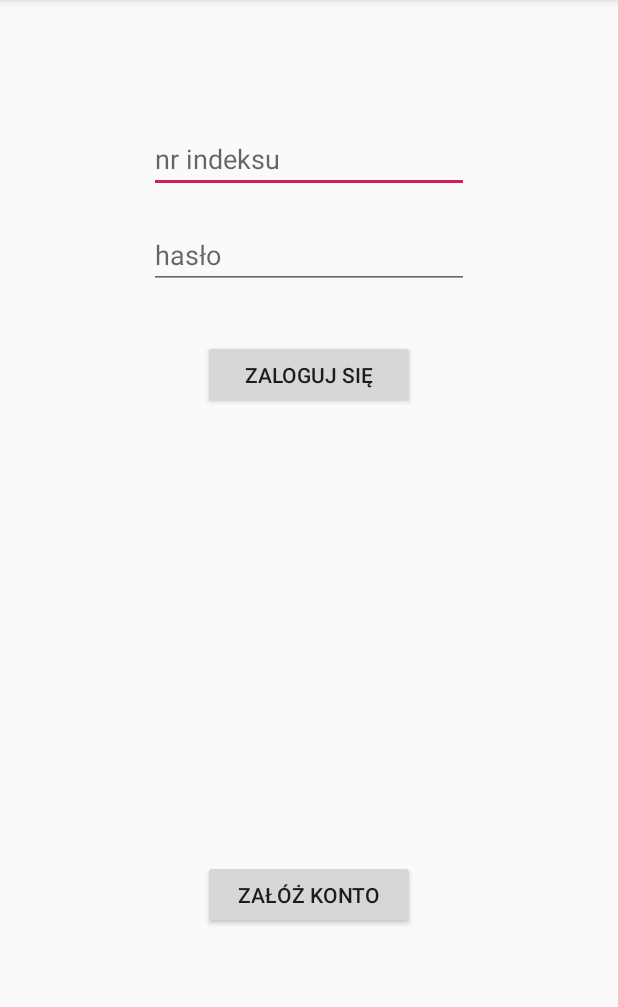
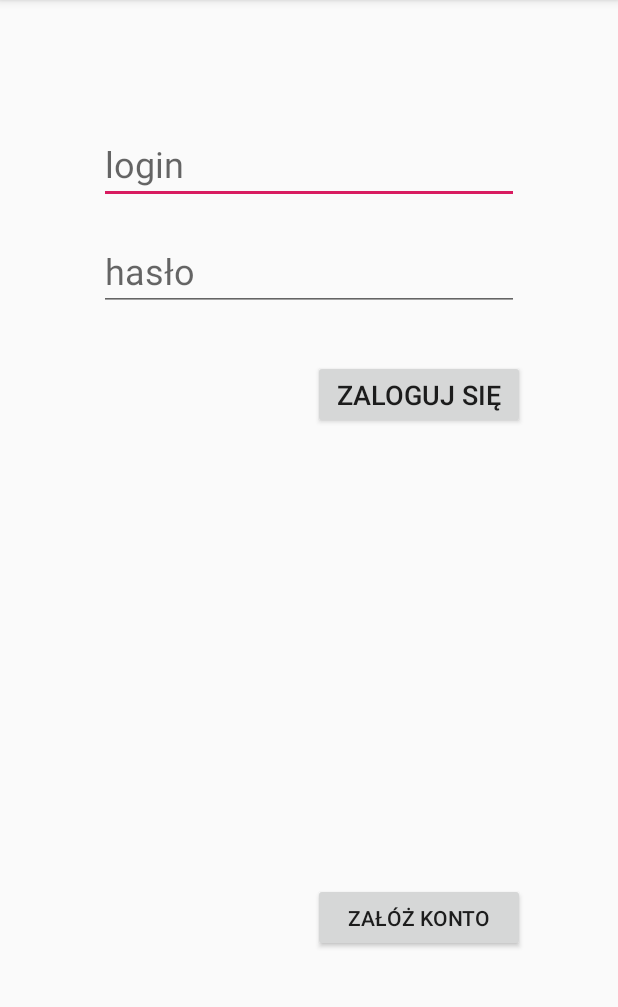
Before and after one commit to k-rokicki/BUWing, an Android app: the screen it shows after launch (MainActivity), after a tap on "ZALOGUJ SIĘ", on a phone screen of 412 x 824 dp, the part 84-1091 px from its top. Run offline under Robolectric (Android 15) with nearby library versions, the phone set to English and light mode, and no system bars.

Commit message:
[Kacper] angielski na życzenie

```diff
--- a/BUWing/app/src/main/java/com/example/buwing/MainActivity.java
+++ b/BUWing/app/src/main/java/com/example/buwing/MainActivity.java
@@ -23,31 +23,27 @@ import java.net.URL;
 
 public class MainActivity extends AppCompatActivity {
 
-    Button loguj, rejestruj;
-    EditText nrIndeksu, haslo;
-    static String imie;
-    static String nazwisko;
+    Button loginButton, registerButton;
+    EditText loginTextView, passwordTextView;
+    static String name;
+    static String surname;
     static String login;
+    static String password;
 
     @SuppressLint("StaticFieldLeak")
-    private class Authentication extends AsyncTask<Void, Void, Boolean> {
-        private String nrIndeksu;
-        private String haslo;
+    private class AuthenticationTask extends AsyncTask<Void, Void, Boolean> {
         private StringBuilder stringBuilder = new StringBuilder();
         private JSONObject obj;
-        private boolean zalogowano;
+        private boolean loggedIn;
 
-        Authentication(String nrIndeksu, String haslo) {
-            this.nrIndeksu = nrIndeksu;
-            this.haslo = haslo;
-        }
+        AuthenticationTask(){}
 
         @Override
         protected Boolean doInBackground(Void... voids) {
-            stringBuilder.append("http://students.mimuw.edu.pl/~kr394714/buwing/login.php?nrindeksu=");
-            stringBuilder.append(nrIndeksu);
-            stringBuilder.append("&haslo=");
-            stringBuilder.append(haslo);
+            stringBuilder.append("http://students.mimuw.edu.pl/~kr394714/buwing/login.php?login=");
+            stringBuilder.append(login);
+            stringBuilder.append("&password=");
+            stringBuilder.append(password);
             String loginURL = stringBuilder.toString();
             StringBuilder response = new StringBuilder();
 
@@ -86,15 +82,14 @@ public class MainActivity extends AppCompatActivity {
                 String result = response.toString();
                 try {
                     obj = new JSONObject(result);
-                    imie = obj.get("imie").toString();
-                    nazwisko = obj.get("nazwisko").toString();
-                    login = nrIndeksu;
-                    zalogowano = obj.get("zalogowano").toString().equals("1");
+                    name = obj.get("name").toString();
+                    surname = obj.get("surname").toString();
+                    loggedIn = obj.get("loggedin").toString().equals("1");
                 } catch (JSONException e) {
                     e.printStackTrace();
                 }
             }
-            return zalogowano;
+            return loggedIn;
         }
 
         @Override
@@ -108,20 +103,22 @@ public class MainActivity extends AppCompatActivity {
         super.onCreate(savedInstanceState);
         setContentView(R.layout.activity_main);
 
-        loguj = findViewById(R.id.loguj);
-        rejestruj = findViewById(R.id.rejestruj);
-        nrIndeksu = findViewById(R.id.nrIndeksu);
-        haslo = findViewById(R.id.haslo);
+        loginButton = findViewById(R.id.loginButton);
+        registerButton = findViewById(R.id.registerButton);
+        loginTextView = findViewById(R.id.loginTextView);
+        passwordTextView = findViewById(R.id.passwordTextView);
 
-        loguj.setOnClickListener(new View.OnClickListener() {
+        loginButton.setOnClickListener(new View.OnClickListener() {
             @Override
             public void onClick(View v) {
-                Authentication login = new Authentication(nrIndeksu.getText().toString(), haslo.getText().toString());
-                login.execute();
+                login = loginTextView.getText().toString();
+                password = passwordTextView.getText().toString();
+                AuthenticationTask loginTask = new AuthenticationTask();
+                loginTask.execute();
             }
         });
 
-        rejestruj.setOnClickListener(new View.OnClickListener() {
+        registerButton.setOnClickListener(new View.OnClickListener() {
             @Override
             public void onClick(View v) {
                 Intent intent = new Intent(getBaseContext(), RegisterActivity.class);
@@ -130,8 +127,8 @@ public class MainActivity extends AppCompatActivity {
         });
     }
 
-    public void checkLoginSuccess(boolean zalogowano) {
-        if (zalogowano) {
+    public void checkLoginSuccess(boolean loggedIn) {
+        if (loggedIn) {
             Intent intent = new Intent(this, LoggedActivity.class);
             startActivity(intent);
         } else {
--- a/BUWing/app/src/main/res/layout/activity_logged.xml
+++ b/BUWing/app/src/main/res/layout/activity_logged.xml
@@ -7,7 +7,7 @@
     tools:context=".LoggedActivity">
 
     <TextView
-        android:id="@+id/welcomeMsg"
+        android:id="@+id/welcomeTextView"
         android:layout_width="wrap_content"
         android:layout_height="wrap_content"
         android:layout_marginStart="8dp"
--- a/BUWing/app/src/main/res/layout/activity_main.xml
+++ b/BUWing/app/src/main/res/layout/activity_main.xml
@@ -7,7 +7,7 @@
     tools:context=".MainActivity">
 
     <Button
-        android:id="@+id/rejestruj"
+        android:id="@+id/registerButton"
         android:layout_width="141dp"
         android:layout_height="46dp"
         android:layout_marginStart="8dp"
@@ -15,25 +15,26 @@
         android:layout_marginEnd="8dp"
         android:layout_marginBottom="8dp"
         android:text="załóż konto"
+        android:textSize="14sp"
         app:layout_constraintBottom_toBottomOf="parent"
         app:layout_constraintEnd_toEndOf="parent"
+        app:layout_constraintHorizontal_bias="0.787"
         app:layout_constraintStart_toStartOf="parent"
-        app:layout_constraintTop_toBottomOf="@+id/loguj"
-        app:layout_constraintVertical_bias="0.675" />
+        app:layout_constraintTop_toBottomOf="@+id/loginButton"
+        app:layout_constraintVertical_bias="0.701" />
 
     <EditText
-        android:id="@+id/nrIndeksu"
+        android:id="@+id/loginTextView"
         android:layout_width="wrap_content"
         android:layout_height="wrap_content"
         android:layout_marginStart="8dp"
-        android:layout_marginLeft="8dp"
         android:layout_marginTop="8dp"
         android:layout_marginEnd="8dp"
-        android:layout_marginRight="8dp"
         android:layout_marginBottom="8dp"
         android:ems="10"
-        android:hint="nr indeksu"
-        android:inputType="numberDecimal"
+        android:hint="login"
+        android:inputType="text"
+        android:textSize="24sp"
         app:layout_constraintBottom_toBottomOf="parent"
         app:layout_constraintEnd_toEndOf="parent"
         app:layout_constraintStart_toStartOf="parent"
@@ -41,39 +42,38 @@
         app:layout_constraintVertical_bias="0.107" />
 
     <EditText
-        android:id="@+id/haslo"
+        android:id="@+id/passwordTextView"
         android:layout_width="wrap_content"
         android:layout_height="wrap_content"
         android:layout_marginStart="8dp"
-        android:layout_marginLeft="8dp"
         android:layout_marginTop="8dp"
         android:layout_marginEnd="8dp"
-        android:layout_marginRight="8dp"
         android:layout_marginBottom="8dp"
         android:ems="10"
         android:hint="hasło"
         android:inputType="textPassword"
+        android:textSize="24sp"
         app:layout_constraintBottom_toBottomOf="parent"
         app:layout_constraintEnd_toEndOf="parent"
         app:layout_constraintStart_toStartOf="parent"
-        app:layout_constraintTop_toBottomOf="@+id/nrIndeksu"
+        app:layout_constraintTop_toBottomOf="@+id/loginTextView"
         app:layout_constraintVertical_bias="0.018" />
 
     <Button
-        android:id="@+id/loguj"
+        android:id="@+id/loginButton"
         android:layout_width="141dp"
         android:layout_height="46dp"
         android:layout_marginStart="8dp"
-        android:layout_marginLeft="8dp"
         android:layout_marginTop="8dp"
         android:layout_marginEnd="8dp"
-        android:layout_marginRight="8dp"
         android:layout_marginBottom="8dp"
         android:text="zaloguj się"
+        android:textSize="18sp"
         app:layout_constraintBottom_toBottomOf="parent"
         app:layout_constraintEnd_toEndOf="parent"
+        app:layout_constraintHorizontal_bias="0.787"
         app:layout_constraintStart_toStartOf="parent"
-        app:layout_constraintTop_toBottomOf="@+id/haslo"
-        app:layout_constraintVertical_bias="0.05" />
+        app:layout_constraintTop_toBottomOf="@+id/passwordTextView"
+        app:layout_constraintVertical_bias="0.049" />
 
 </android.support.constraint.ConstraintLayout>
```
Also changed, not shown: BUWing/app/src/main/java/com/example/buwing/LoggedActivity.java (+4 -5 lines), BUWing/app/src/main/java/com/example/buwing/RegisterActivity.java (+38 -39 lines), BUWing/app/src/main/res/layout/activity_register.xml (+26 -17 lines), 4 other files.
